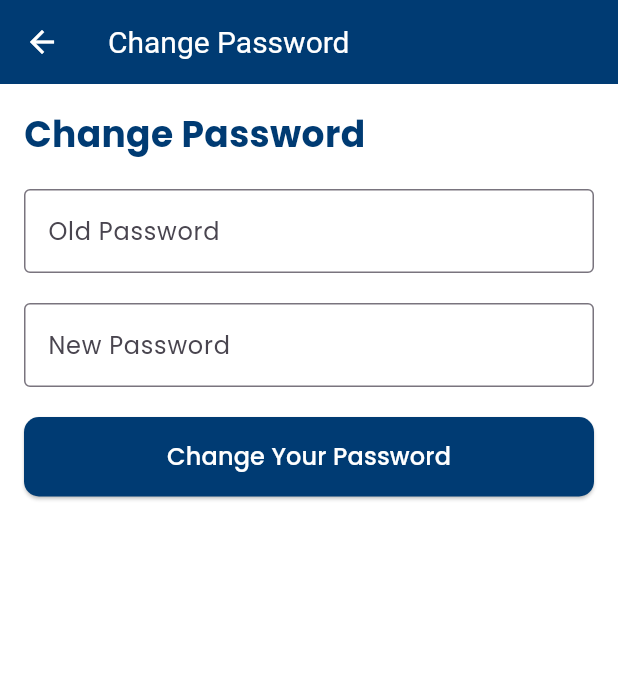
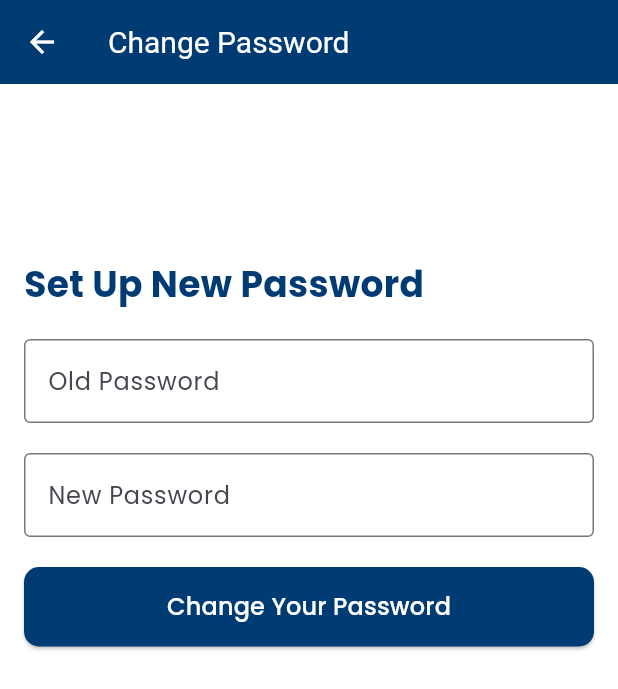
Before and after one commit to Yoga-Syahputra/sendyakalaapp, a Flutter app: the ChangePasswordScreen screen opened directly, on a phone screen of 412 x 824 dp. Shown: the top 689 px of the screen. Run offline on Flutter 3.47's test engine with Material 3 defaults, Android fonts, the phone set to English and light mode, and no system bars; our stand-ins replace firebase_auth, firebase_core, firebase_database, flutter_local_notifications, google_fonts, percent_indicator and 2 more; accounts and stored records are empty.

Commit message:
Design update

```diff
--- a/lib/screens/change_password_screen.dart
+++ b/lib/screens/change_password_screen.dart
@@ -78,8 +78,9 @@ class _ChangePasswordScreenState extends State<ChangePasswordScreen> {
             child: Column(
               crossAxisAlignment: CrossAxisAlignment.start,
               children: <Widget>[
+                SizedBox(height: 100),
                 Text(
-                  'Change Password',
+                  'Set Up New Password',
                   style: TextStyle(
                     fontSize: 24,
                     fontWeight: FontWeight.bold,
```
